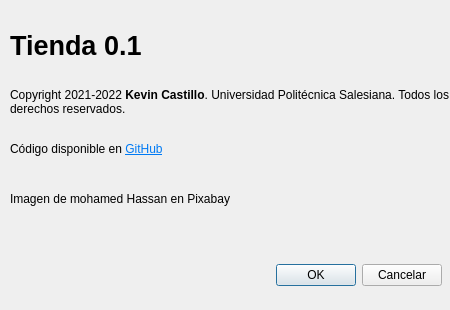
Above: acerca.ui from KevsWit/P59-Tienda-Qt before the change. Below: the same form after it.
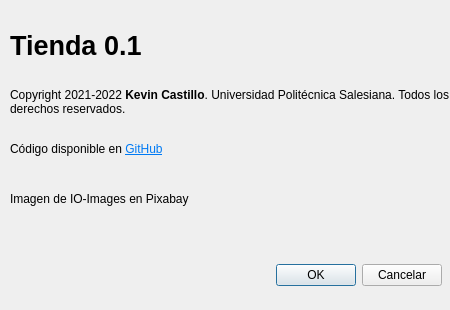
That is the form after the change. Icons and pictures are not drawn.

Diff of the .ui file:
```diff
--- a/acerca.ui
+++ b/acerca.ui
@@ -29,7 +29,7 @@
    <iconset resource="recursos.qrc">
     <normaloff>:/shopping-cart-1105049_1280.png</normaloff>:/shopping-cart-1105049_1280.png</iconset>
   </property>
-  <widget class="QWidget" name="">
+  <widget class="QWidget" name="layoutWidget">
    <property name="geometry">
     <rect>
      <x>10</x>
@@ -65,7 +65,7 @@
     <item>
      <widget class="QLabel" name="lblFreepik">
       <property name="text">
-       <string>&lt;html&gt;&lt;head/&gt;&lt;body&gt;&lt;p&gt;Imagen de &lt;a href=&quot;https://pixabay.com/es/users/mohamed_hassan-5229782/?utm_source=link-attribution&amp;amp;utm_medium=referral&amp;amp;utm_campaign=image&amp;amp;utm_content=3721156&quot;&gt;&lt;span style=&quot; text-decoration: underline; color:#007af4;&quot;&gt;mohamed Hassan&lt;/span&gt;&lt;/a&gt; en &lt;a href=&quot;https://pixabay.com/es/?utm_source=link-attribution&amp;amp;utm_medium=referral&amp;amp;utm_campaign=image&amp;amp;utm_content=3721156&quot;&gt;&lt;span style=&quot; text-decoration: underline; color:#007af4;&quot;&gt;Pixabay&lt;/span&gt;&lt;/a&gt;&lt;/p&gt;&lt;/body&gt;&lt;/html&gt;</string>
+       <string>&lt;html&gt;&lt;head/&gt;&lt;body&gt;&lt;p&gt;Imagen de &lt;a href=&quot;https://pixabay.com/es/users/io-images-1096650/?utm_source=link-attribution&amp;amp;utm_medium=referral&amp;amp;utm_campaign=image&amp;amp;utm_content=1105049&quot;&gt;&lt;span style=&quot; text-decoration: underline; color:#007af4;&quot;&gt;IO-Images&lt;/span&gt;&lt;/a&gt; en &lt;a href=&quot;https://pixabay.com/es/?utm_source=link-attribution&amp;amp;utm_medium=referral&amp;amp;utm_campaign=image&amp;amp;utm_content=3721156&quot;&gt;&lt;span style=&quot; text-decoration: underline; color:#007af4;&quot;&gt;Pixabay&lt;/span&gt;&lt;/a&gt;&lt;/p&gt;&lt;/body&gt;&lt;/html&gt;</string>
       </property>
      </widget>
     </item>
```
